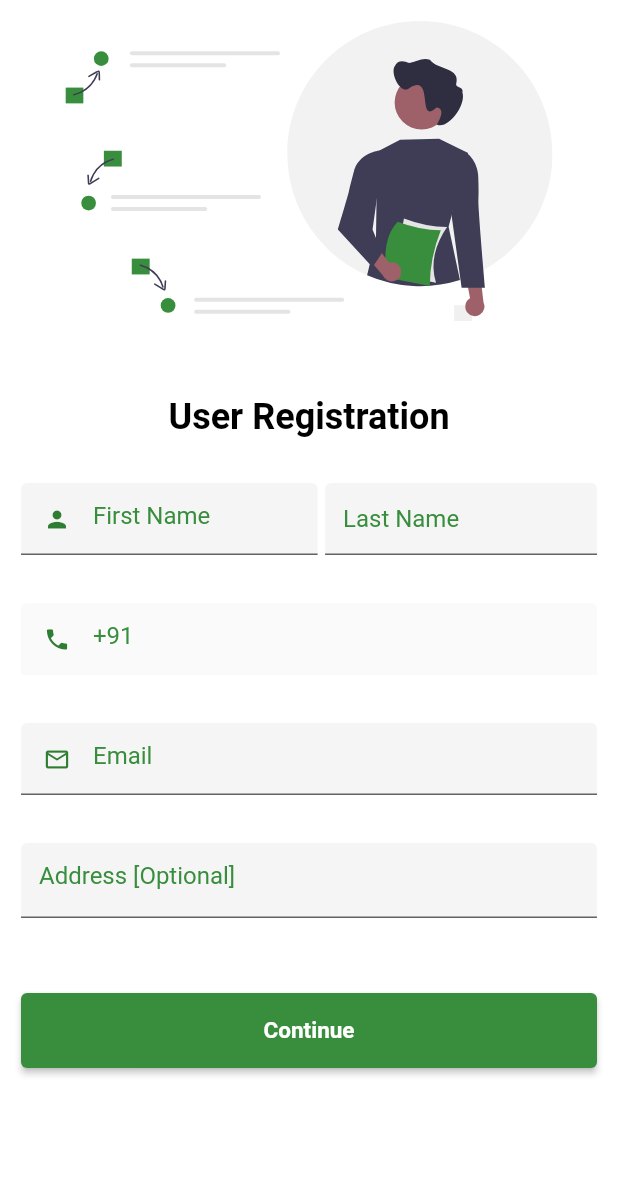
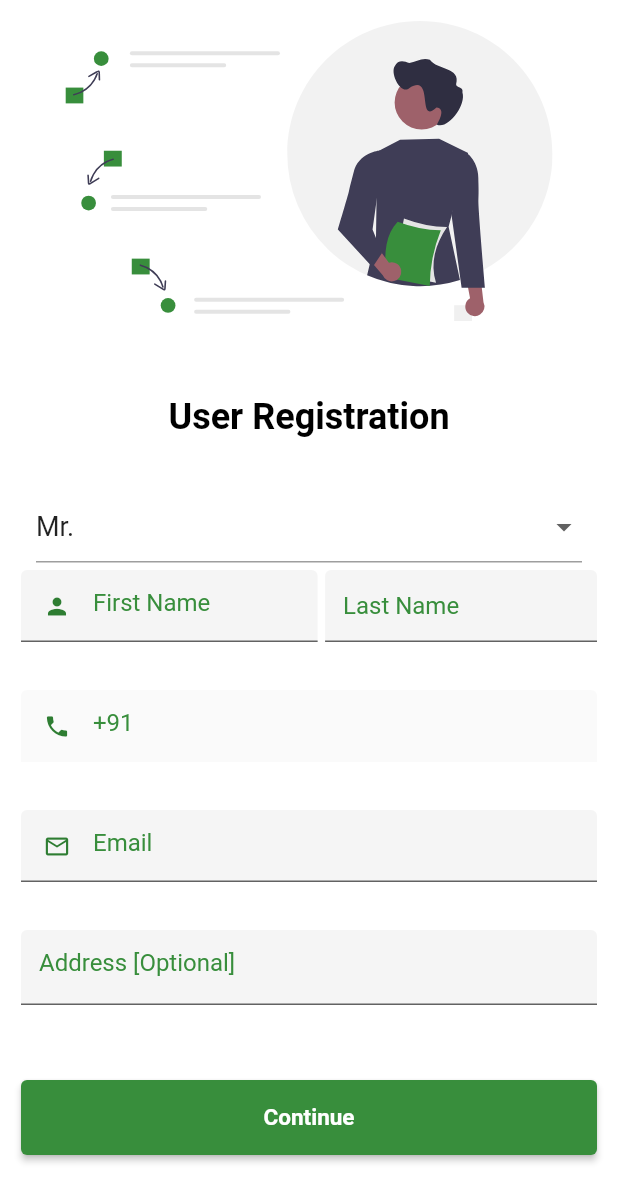
Before and after one commit to impossibleshadowstorm/NoQueue, a Flutter app: the Registration screen opened directly with empty values, on a phone screen of 412 x 824 dp. Shown: the top 1202 px of the screen. Run offline on Flutter 3.47's test engine with Material 2 defaults, Android fonts, the phone set to English and light mode, and no system bars; our stand-ins replace cloud_firestore, firebase_auth, firebase_core, flutter_svg, get, google_fonts and 3 more; missing offline and left inert: qr_code_scanner; accounts and stored records are empty; network calls fail.

Commit message:
running project

```diff
--- a/lib/Controllers/userRegistrationController.dart
+++ b/lib/Controllers/userRegistrationController.dart
@@ -24,6 +24,9 @@ class UserRegistrationController extends GetxController {
   final TextEditingController phoneController = authController.phoneController;
   final TextEditingController addressController = TextEditingController();
 
+
+  String? selectedGender = "Mr.";
+
   Future<void> setUserData() async {
     // var db = await FirebaseFirestore.instance
     //     .collection("user")
@@ -34,10 +37,11 @@ class UserRegistrationController extends GetxController {
     final firestore = FirebaseFirestore.instance;
     firestore.collection('user').doc(phoneController.text).set({
       "uid": auth.currentUser?.uid,
-      "name": firstNameController.text + lastNameController.text,
+      "name": "${firstNameController.text} ${lastNameController.text}",
       "phone": phoneController.text,
       "email": emailController.text,
       "address": addressController.text,
+      "title": selectedGender,
     });
 
     // Saving User with Shared Preferences
--- a/lib/Pages/Login/Registration/user_registration.dart
+++ b/lib/Pages/Login/Registration/user_registration.dart
@@ -1,6 +1,7 @@
 import 'package:cloud_firestore/cloud_firestore.dart';
 import 'package:firebase_auth/firebase_auth.dart';
 import 'package:flutter/material.dart';
+import 'package:flutter/rendering.dart';
 import 'package:flutter_svg/svg.dart';
 import 'package:get/get.dart';
 import 'package:google_fonts/google_fonts.dart';
@@ -53,6 +54,9 @@ class _RegistrationState extends State<Registration> {
   //   }
   // }
 
+  List<String> gender = ["Mr.", "Miss.", "Mrs."];
+  String? selectedGender = "Mr.";
+
   @override
   Widget build(BuildContext context) {
     return Scaffold(
@@ -61,6 +65,7 @@ class _RegistrationState extends State<Registration> {
           padding: const EdgeInsets.all(14.0),
           color: Colors.white,
           child: ListView(
+            physics: PageScrollPhysics(),
             children: [
               // Top Registration Image
               SizedBox(
@@ -84,6 +89,39 @@ class _RegistrationState extends State<Registration> {
               ),
               const SizedBox(height: 30),
 
+              Container(
+                padding: EdgeInsets.symmetric(horizontal: 10, vertical: 5),
+                decoration: const BoxDecoration(
+                  color: Colors.white38,
+                ),
+                child: DropdownButtonFormField<String>(
+                  decoration: InputDecoration(
+                    focusedBorder: UnderlineInputBorder(
+                      borderRadius: BorderRadius.circular(12),
+                      borderSide: BorderSide(
+                        width: 0,
+                        color: Colors.green.shade700,
+                      ),
+                    ),
+                  ),
+                  onChanged: (item) => setState(() {
+                    userRegistrationController.selectedGender = item;
+                  }),
+                  value: selectedGender,
+                  items: gender
+                      .map(
+                        (item) => DropdownMenuItem<String>(
+                          value: item,
+                          child: Text(
+                            item,
+                            style: TextStyle(fontSize: 18),
+                          ),
+                        ),
+                      )
+                      .toList(),
+                ),
+              ),
+              // const SizedBox(height: 5),
               // Input fields
               Container(
                 child: Row(
--- a/lib/Pages/Scanner/scanner_screen.dart
+++ b/lib/Pages/Scanner/scanner_screen.dart
@@ -308,6 +308,8 @@ class _ScannerScreenState extends State<ScannerScreen> {
       setState(() {
         result = scanData;
       });
+      print("scannerdata");
+      print(result!.code);
       if (result!.code != null) await getDoc(result!.code.toString());
     });
   }
--- a/lib/Pages/cart_screen.dart
+++ b/lib/Pages/cart_screen.dart
@@ -364,6 +364,7 @@ class _CartScreenState extends State<CartScreen> {
                     ),
                   );
                 }
+                print(snapshot.data!.data()!["title"]);
                 return InkWell(
                   onTap: () => {Get.toNamed("/profileScreen")},
                   splashColor: Colors.transparent,
@@ -377,10 +378,9 @@ class _CartScreenState extends State<CartScreen> {
                         fit: BoxFit.cover,
                         image: NetworkImage(
                           snapshot.data!.data()!["profileImage"] ??
-                              (snapshot.data!.data()!["profileImage"] == "Mr."
+                              (snapshot.data!.data()!["title"] == "Mr."
                                   ? "https://www.w3schools.com/howto/img_avatar.png"
                                   : "https://www.w3schools.com/howto/img_avatar2.png"),
-                          // "https://images.pexels.com/photos/220453/pexels-photo-220453.jpeg",
                         ),
                       ),
                     ),
--- a/lib/Pages/profile_screen.dart
+++ b/lib/Pages/profile_screen.dart
@@ -104,8 +104,9 @@ class _ProfileScreenState extends State<ProfileScreen> {
                                         fit: BoxFit.cover,
                                         image: NetworkImage(
                                           snapshot.data!
-                                                  .data()!["profileImage"] ?? (snapshot.data!.data()![
-                                                          "profileImage"] ==
+                                                  .data()!["profileImage"] ??
+                                              (snapshot.data!
+                                                          .data()!["title"] ==
                                                       "Mr."
                                                   ? "https://www.w3schools.com/howto/img_avatar.png"
                                                   : "https://www.w3schools.com/howto/img_avatar2.png"),
--- a/lib/Pages/splash_screen.dart
+++ b/lib/Pages/splash_screen.dart
@@ -41,6 +41,7 @@ class _SplashScreenState extends State<SplashScreen> {
       print('Token: $token');
       Get.offAll(() => LandingScreen());
     } else {
+      print("No token");
       Get.offAll(() => const UserAuthentication());
     }
   }
```
Also changed, not shown: lib/Controllers/authController.dart (+12 -1 lines).
